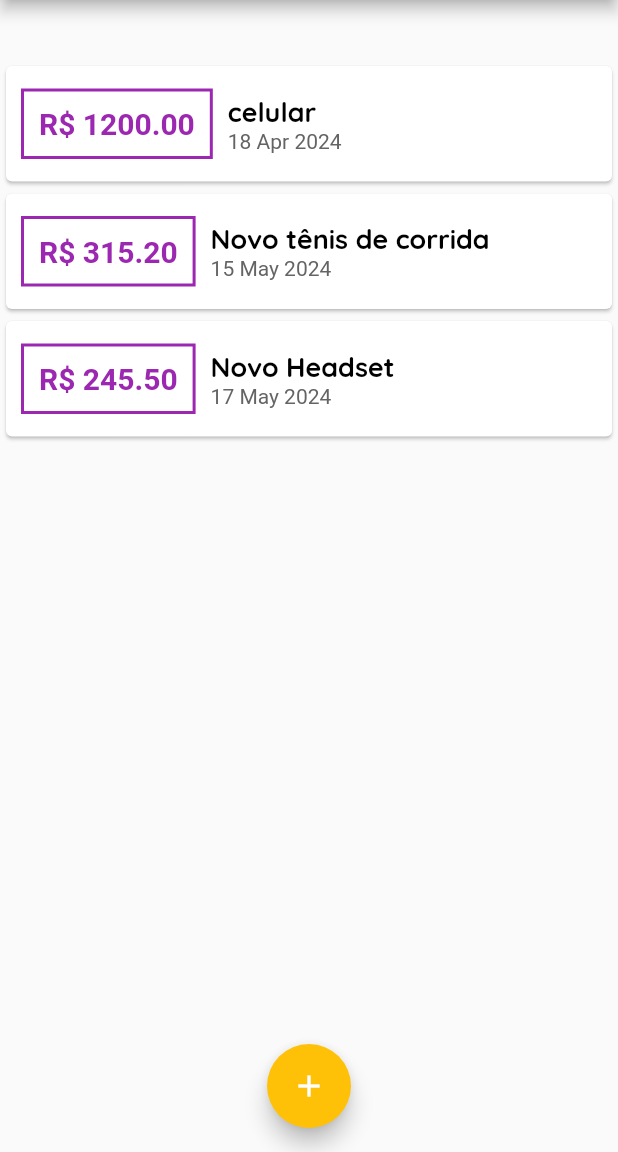
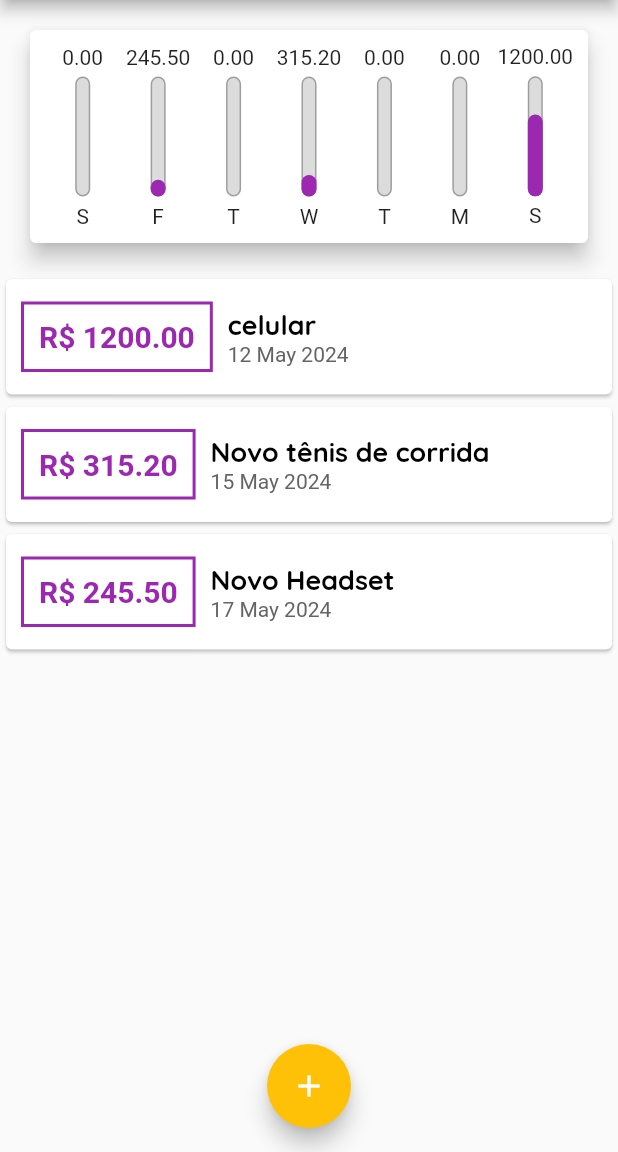
Before and after one commit to Rafa2266/expenses, a Flutter app: the screen it shows after launch, on a phone screen of 412 x 824 dp, the part 84-1236 px from its top. Run offline on Flutter 3.47's test engine with Material 2 defaults, Android fonts, the phone set to English and light mode, and no system bars.

Commit message:
adicionado os gráficos das despesas semanais

```diff
--- a/lib/components/chart.dart
+++ b/lib/components/chart.dart
@@ -1,9 +1,10 @@
+import 'package:expenses/components/chart_bar.dart';
 import 'package:expenses/models/transaction.dart';
 import 'package:flutter/material.dart';
 import 'package:intl/intl.dart';
 
 class Chart extends StatelessWidget {
-  List<Map<String, Object>> groupedTransactions() {
+  List<Map<String, Object>> get groupedTransactions {
     return List.generate(7, (index) {
       final weekDay = DateTime.now().subtract(Duration(days: index));
       double totalSum = 0.0;
@@ -15,8 +16,6 @@ class Chart extends StatelessWidget {
           totalSum += recentTransaction[i].value;
         }
       }
-      print(DateFormat.E().format(weekDay)[0]);
-      print(totalSum);
 
       return {
         'day': DateFormat.E().format(weekDay)[0],
@@ -25,17 +24,35 @@ class Chart extends StatelessWidget {
     });
   }
 
+  double get _weekTotalValue {
+    return groupedTransactions.fold(
+        0.0, (sum, tr) => sum + (tr['value'] as double));
+  }
+
   final List<Transaction> recentTransaction;
   const Chart(this.recentTransaction, {super.key});
 
   @override
   Widget build(BuildContext context) {
-    groupedTransactions();
     return Card(
       elevation: 6,
       margin: const EdgeInsets.all(20),
-      child: Row(
-        children: <Widget>[],
+      child: Padding(
+        padding: const EdgeInsets.all(10),
+        child: Row(
+          mainAxisAlignment: MainAxisAlignment.spaceAround,
+          children: groupedTransactions.map((tr) {
+            double price = (tr['value'] as double);
+            return Flexible(
+              fit: FlexFit.tight,
+              child: ChartBar(
+                label: tr['day'].toString(),
+                price: price,
+                percentage: price / _weekTotalValue,
+              ),
+            );
+          }).toList(),
+        ),
       ),
     );
   }
--- /dev/null
+++ b/lib/components/chart_bar.dart
@@ -0,0 +1,49 @@
+import 'package:flutter/material.dart';
+
+class ChartBar extends StatelessWidget {
+  final double price;
+  final double percentage;
+  final String label;
+  const ChartBar(
+      {super.key,
+      required this.price,
+      required this.label,
+      required this.percentage});
+
+  @override
+  Widget build(BuildContext context) {
+    return Column(
+      children: <Widget>[
+        FittedBox(child: Text('${price.toStringAsFixed(2)}')),
+        const SizedBox(height: 5),
+        SizedBox(
+          height: 80,
+          width: 10,
+          child: Stack(
+            alignment: Alignment.bottomCenter,
+            children: [
+              Container(
+                decoration: BoxDecoration(
+                  border: Border.all(color: Colors.grey, width: 1.0),
+                  color: const Color.fromRGBO(220, 220, 220, 1),
+                  borderRadius: BorderRadius.circular(5),
+                ),
+              ),
+              FractionallySizedBox(
+                heightFactor: percentage,
+                child: Container(
+                  decoration: BoxDecoration(
+                    color: Theme.of(context).colorScheme.primary,
+                    borderRadius: BorderRadius.circular(5),
+                  ),
+                ),
+              )
+            ],
+          ),
+        ),
+        const SizedBox(height: 5),
+        Text(label)
+      ],
+    );
+  }
+}
--- a/lib/main.dart
+++ b/lib/main.dart
@@ -62,7 +62,7 @@ class _MyHomePageState extends State<MyHomePage> {
       id: 't0',
       title: 'celular',
       value: 1200,
-      date: DateTime.now().subtract(const Duration(days: 30)),
+      date: DateTime.now().subtract(const Duration(days: 6)),
     ),
     Transaction(
       id: 't1',
```
